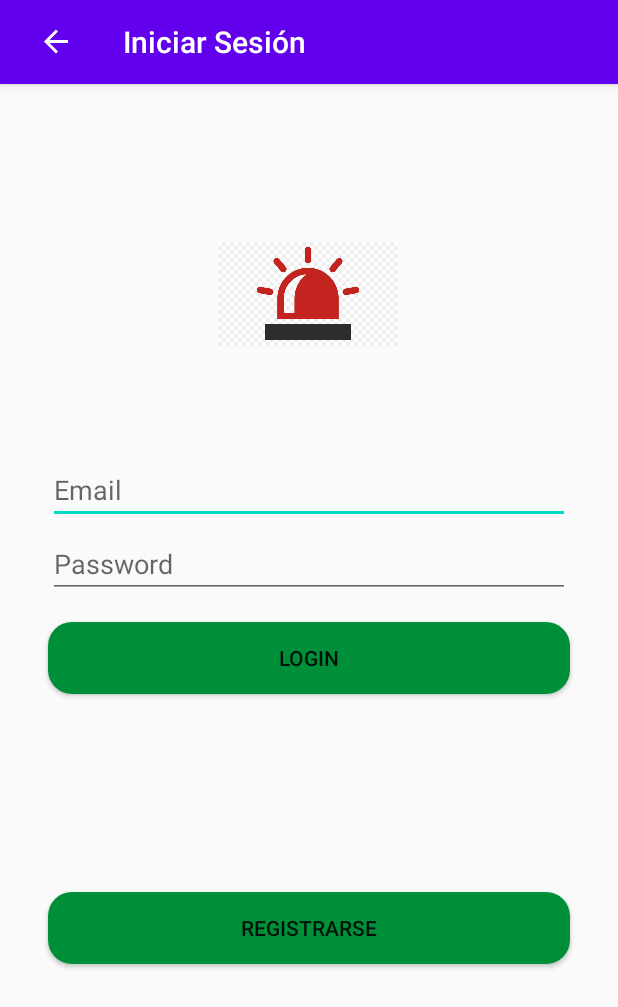
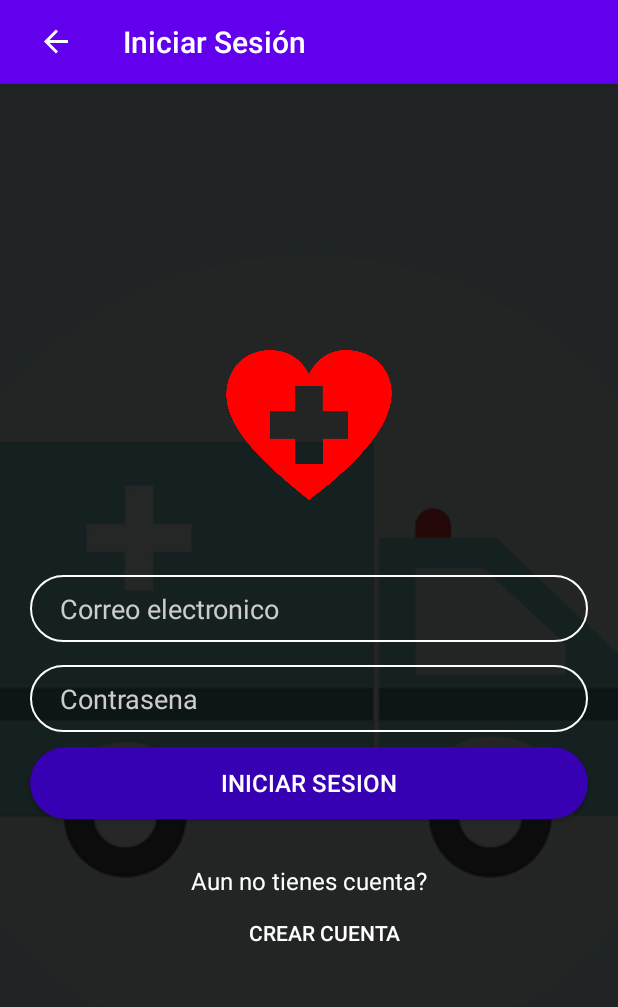
Before and after one commit to gabo-x86/BotonDePanico, an Android app: the screen it shows after launch (MainActivity), on a phone screen of 412 x 824 dp. Shown: the top 1007 px of the screen. Run offline under Robolectric (Android 15) with nearby library versions, the phone set to English and light mode, and no system bars; our stand-ins replace Firebase (no records; nobody signed in at launch, a user with empty details on screens opened directly), navigation-ui.

Commit message:
LogIn y Registro - Parte visual

```diff
--- /dev/null
+++ b/app/src/main/res/drawable/btn_fondo_color.xml
@@ -0,0 +1,5 @@
+<?xml version="1.0" encoding="utf-8"?>
+<shape android:shape="rectangle" xmlns:android="http://schemas.android.com/apk/res/android">
+  <solid android:color="@color/design_default_color_primary_dark"></solid>
+    <corners android:radius="50dp"></corners>
+</shape>
--- /dev/null
+++ b/app/src/main/res/drawable/input.xml
@@ -0,0 +1,5 @@
+<?xml version="1.0" encoding="utf-8"?>
+<shape xmlns:android="http://schemas.android.com/apk/res/android">
+    <stroke android:color="#fff" android:width="1dp"></stroke>
+    <corners android:radius="50dp"></corners>
+</shape>
--- a/app/src/main/res/layout/fragment_log_in.xml
+++ b/app/src/main/res/layout/fragment_log_in.xml
@@ -1,83 +1,103 @@
 <?xml version="1.0" encoding="utf-8"?>
-<androidx.constraintlayout.widget.ConstraintLayout
+<RelativeLayout
     xmlns:android="http://schemas.android.com/apk/res/android"
     xmlns:app="http://schemas.android.com/apk/res-auto"
     xmlns:tools="http://schemas.android.com/tools"
     android:layout_width="match_parent"
     android:layout_height="match_parent"
-tools:context=".ui.auth.LogInFragment"
-    >
+    tools:context=".ui.auth.LogInFragment">
 
-    <Button
-        android:id="@+id/btnRegister"
+    <ImageView android:layout_width="match_parent"
+        android:layout_height="match_parent"
+        android:src="@drawable/ambulance"
+        android:scaleType="centerCrop"
+        />
+    <LinearLayout
+        android:layout_width="match_parent"
+        android:orientation="vertical"
+        android:background="#d8000000"
+        android:gravity="center"
+        android:layout_height="match_parent">
+
+        <ImageView
+            android:layout_width="200dp"
+            android:layout_height="100dp"
+            android:src="@drawable/heart"
+            android:layout_marginBottom="50dp"
+            />
+
+        <EditText
             android:layout_width="match_parent"
             android:layout_height="wrap_content"
-        android:layout_marginStart="32dp"
-        android:layout_marginEnd="32dp"
-        android:background="@drawable/button_rounded"
-        android:text="Registrarse"
-        app:layout_constraintBottom_toBottomOf="parent"
-        app:layout_constraintEnd_toEndOf="parent"
-        app:layout_constraintHorizontal_bias="0.0"
-        app:layout_constraintStart_toStartOf="parent"
-        app:layout_constraintTop_toBottomOf="@+id/btnLogin"
-        app:layout_constraintVertical_bias="0.421" />
-
+            android:id="@+id/txtBoxEmail"
+            android:hint="Correo electronico"
+            android:inputType="textEmailAddress"
+            android:layout_marginBottom="15dp"
+            android:textColor="#fff"
+            android:layout_marginLeft="20dp"
+            android:layout_marginRight="20dp"
+            android:background="@drawable/input"
+            android:paddingLeft="20dp"
+            android:paddingRight="10dp"
+            android:paddingTop="10dp"
+            android:paddingBottom="10dp"
+            android:textColorHint="#ccc"
+            />
         <EditText
-        android:id="@+id/txtBoxEmail"
             android:layout_width="match_parent"
             android:layout_height="wrap_content"
-        android:layout_marginStart="32dp"
-        android:layout_marginTop="48dp"
-        android:layout_marginEnd="32dp"
-        android:ems="10"
-        android:hint="Email"
-        android:inputType="textPersonName"
-        app:layout_constraintEnd_toEndOf="parent"
-        app:layout_constraintHorizontal_bias="0.0"
-        app:layout_constraintStart_toStartOf="parent"
-        app:layout_constraintTop_toBottomOf="@+id/imageView" />
+            android:id="@+id/txtboxPass"
+            android:hint="Contrasena"
+            android:layout_marginBottom="10dp"
+            android:layout_marginLeft="20dp"
+            android:layout_marginRight="20dp"
+            android:background="@drawable/input"
+            android:paddingLeft="20dp"
+            android:paddingRight="10dp"
+            android:paddingTop="10dp"
+            android:paddingBottom="10dp"
+            android:textColorHint="#ccc"
+            android:textColor="#fff"
+            android:inputType="textPassword"
+            />
 
-    <ImageView
-        android:id="@+id/imageView"
-        android:layout_width="120dp"
-        android:layout_height="120dp"
-        android:layout_marginStart="8dp"
-        android:layout_marginTop="80dp"
-        android:layout_marginEnd="8dp"
-        app:layout_constraintEnd_toEndOf="parent"
-        app:layout_constraintHorizontal_bias="0.497"
-        app:layout_constraintStart_toStartOf="parent"
-        app:layout_constraintTop_toTopOf="parent"
-        app:srcCompat="@drawable/loginlogo" />
 
         <Button
             android:id="@+id/btnLogin"
             android:layout_width="match_parent"
             android:layout_height="wrap_content"
-        android:layout_marginStart="32dp"
-        android:layout_marginTop="16dp"
-        android:layout_marginEnd="32dp"
-        android:background="@drawable/button_rounded"
-        android:text="Login"
-        app:layout_constraintEnd_toEndOf="parent"
-        app:layout_constraintHorizontal_bias="0.0"
-        app:layout_constraintStart_toStartOf="parent"
-        app:layout_constraintTop_toBottomOf="@+id/txtboxPass" />
+            android:layout_marginBottom="30dp"
+            android:layout_marginLeft="20dp"
+            android:layout_marginRight="20dp"
+            android:background="@drawable/btn_fondo_color"
+            android:text="Iniciar Sesion"
+            android:textColor="#fff"
+            android:textSize="16sp"
+            android:elevation="5dp"
+            />
+        <LinearLayout
+            android:layout_width="match_parent"
+            android:orientation="horizontal"
+            android:layout_marginRight="20dp"
+            android:layout_marginLeft="20dp"
+            android:gravity="center"
+            android:layout_height="wrap_content"/>
 
-    <EditText
-        android:id="@+id/txtboxPass"
-        android:layout_width="match_parent"
+        <TextView
+            android:layout_width="wrap_content"
             android:layout_height="wrap_content"
-        android:layout_marginStart="32dp"
-        android:layout_marginTop="4dp"
-        android:layout_marginEnd="32dp"
-        android:ems="10"
-        android:hint="Password"
-        android:inputType="textPassword"
-        app:layout_constraintEnd_toEndOf="parent"
-        app:layout_constraintHorizontal_bias="0.0"
-        app:layout_constraintStart_toStartOf="parent"
-        app:layout_constraintTop_toBottomOf="@+id/txtBoxEmail" />
+            android:text="Aun no tienes cuenta?"
+            android:textSize="16sp"
+            android:textColor="#fff"/>
+        <Button
+            android:id="@+id/btnRegister"
+            android:layout_width="wrap_content"
+            android:layout_height="wrap_content"
+            android:text="CREAR CUENTA"
+            android:background="@android:color/transparent"
+            android:layout_marginLeft="10dp"
+            android:textColor="#fff"/>
 
-</androidx.constraintlayout.widget.ConstraintLayout>
+    </LinearLayout>
+
+</RelativeLayout>
```
Also changed, not shown: app/src/main/java/com/projects/botondepanico/ui/auth/LogInFragment.java (+8 -0 lines), app/src/main/java/com/projects/botondepanico/ui/auth/RegisterFragment.java (+11 -5 lines), app/src/main/res/layout/fragment_register.xml (+102 -19 lines), app/src/main/res/drawable/ambulance.png (added), app/src/main/res/drawable/heart.png (added), app/src/main/res/drawable/ic_launcher_foreground.xml (renamed from app/src/main/res/drawable-v24/ic_launcher_foreground.xml), app/src/main/res/drawable/loginlogo.jpg (deleted). Lines whose indentation alone changed are shown as unchanged.
